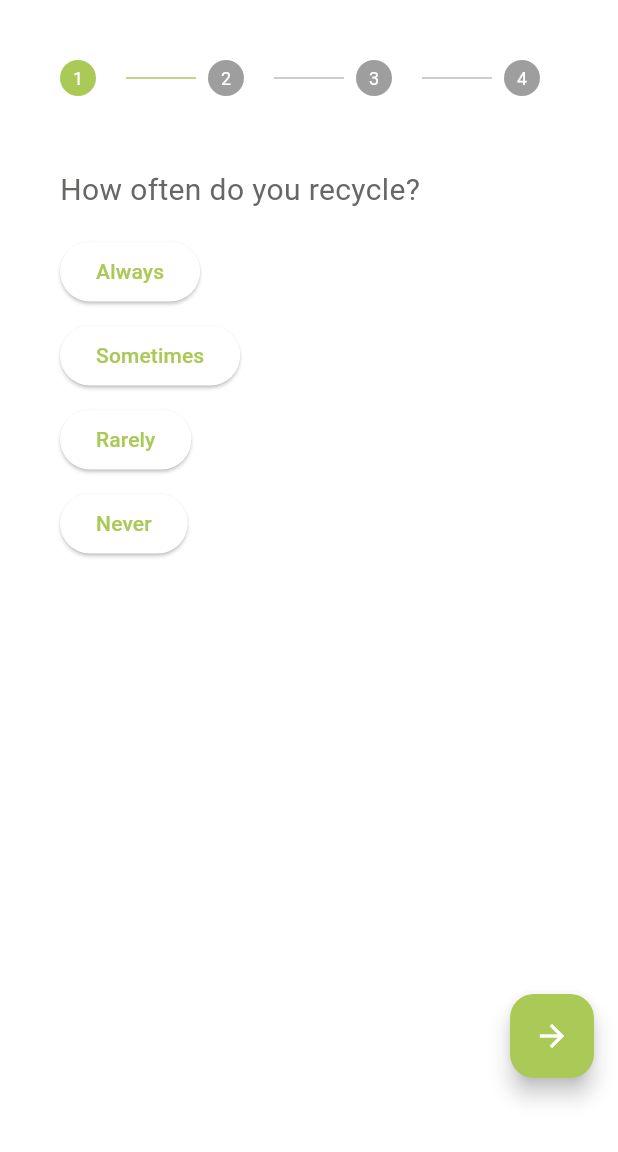
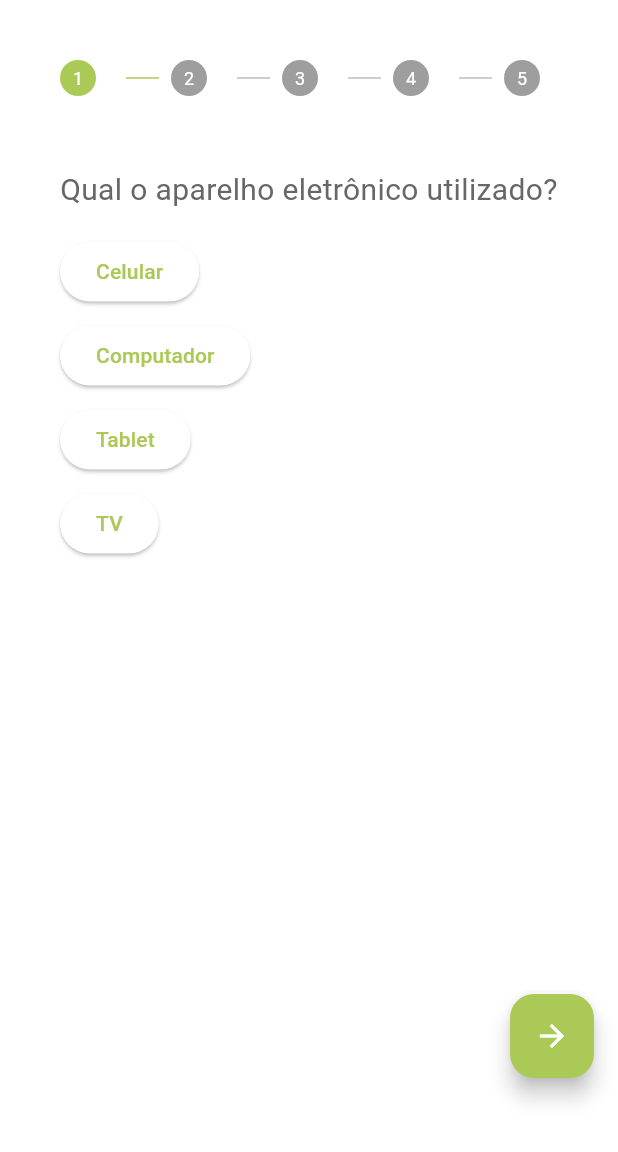
Before and after one commit to camiladiniz/meu_rastro_carbono_mobile, a Flutter app: the screen it shows after launch, on a phone screen of 412 x 824 dp, the part 84-1236 px from its top. Run offline on Flutter 3.47's test engine with Material 2 defaults, Android fonts, the phone set to English and light mode, and no system bars; our stand-ins replace flutter_modular.

Commit message:
Adicionado dialog de confirmação da resolução do formulario e componentizar processo

```diff
--- a/lib/ui/components/surveys/survey_question_widget.dart
+++ b/lib/ui/components/surveys/survey_question_widget.dart
@@ -35,8 +35,8 @@ class _SurveyQuestionWidgetState extends State<SurveyQuestionWidget> {
   }
   List<Widget> _buildAnswerButtons() {
     List<Widget> buttons = [];
-    for (int i = 0; i < widget.question.answers.length; i++) {
-      String answer = widget.question.answers[i].answer;
+    for (int i = 0; i < widget.question.answerOptions.length; i++) {
+      String answer = widget.question.answerOptions[i].answer;
       buttons.add(
         Padding(
           padding: const EdgeInsets.only(bottom: 8.0),
--- /dev/null
+++ b/lib/ui/components/surveys/survey_widget.dart
@@ -0,0 +1,136 @@
+import 'package:flutter/material.dart';
+import '../../widgets/models/surveys/survey_question_model.dart';
+import './survey_question_widget.dart';
+
+class SurveyWidget extends StatefulWidget {
+  final List<SurveyQuestionModel> surveyQuestions;
+
+  const SurveyWidget({super.key, required this.surveyQuestions});
+
+  @override
+  _SurveyWidgetState createState() => _SurveyWidgetState();
+}
+
+class _SurveyWidgetState extends State<SurveyWidget> {
+  int _currentPageIndex = 0;
+
+  void _goToNextPage(context) {
+    setState(() {
+      if (_currentPageIndex < widget.surveyQuestions.length - 1) {
+        _currentPageIndex++;
+      } else {
+        showAnswerSurveyDialog(context);
+      }
+    });
+  }
+
+  void showAnswerSurveyDialog(context) {
+    showDialog(
+      context: context,
+      builder: (_) => AlertDialog(
+        title: Text(
+          'Obrigada por informar!',
+          style: Theme.of(context).textTheme.titleMedium,
+          textAlign: TextAlign.center,
+        ),
+        content: Column(
+          mainAxisSize: MainAxisSize.min,
+          children: [
+            const Image(
+              image: AssetImage('lib/ui/assets/images/leaf.png'),
+              width: 115,
+            ),
+            const SizedBox(height: 15),
+            Text(
+              'Vou analisar suas respostas e te informar o tamanho da sua pegada de carbono, bem como recomendações de como minimizá-lá!',
+              style: Theme.of(context).textTheme.bodyMedium,
+              textAlign: TextAlign.center,
+            )
+          ],
+        ),
+        actions: [
+          TextButton(
+            onPressed: () => Navigator.pop(context),
+            child: const Text('OK'),
+          ),
+        ],
+      ),
+    );
+  }
+
+  void _goToPreviousPage() {
+    setState(() {
+      if (_currentPageIndex > 0) {
+        _currentPageIndex--;
+      }
+    });
+  }
+
+  @override
+  Widget build(BuildContext context) {
+    return Padding(
+      padding: const EdgeInsets.all(16.0),
+      child: Column(
+        crossAxisAlignment: CrossAxisAlignment.stretch,
+        children: [
+          Expanded(
+            flex: 5,
+            // height: 200,
+            child: Stepper(
+              elevation: 0,
+              currentStep: _currentPageIndex,
+              controlsBuilder: (context, controller) {
+                return const SizedBox.shrink();
+              },
+              // onStepContinue: _goToNextPage,
+              type: StepperType.horizontal,
+              steps: List.generate(
+                widget.surveyQuestions.length,
+                (index) => Step(
+                  title: const Text(''),
+                  isActive: _currentPageIndex >= index,
+                  content: Row(
+                    children: [
+                      Expanded(
+                        flex: 5,
+                        child: SurveyQuestionWidget(
+                          question: widget.surveyQuestions[_currentPageIndex],
+                          onAnswered: () {
+                            print('respondido');
+                          },
+                        ),
+                      )
+                    ],
+                  ),
+                ),
+              ),
+            ),
+          ),
+          Expanded(
+            flex: 1,
+            child: Row(
+              mainAxisAlignment: MainAxisAlignment.spaceBetween,
+              children: [
+                Visibility(
+                  visible: _currentPageIndex > 0,
+                  child: FloatingActionButton(
+                    heroTag: 'btn_previous_page',
+                    onPressed: _goToPreviousPage,
+                    child: const Icon(Icons.arrow_back),
+                  ),
+                ),
+                FloatingActionButton(
+                  heroTag: 'btn_next_page',
+                  onPressed: () => _goToNextPage(context),
+                  child: Icon(_currentPageIndex < widget.surveyQuestions.length - 1
+                      ? Icons.arrow_forward
+                      : Icons.check),
+                ),
+              ],
+            ),
+          ),
+        ],
+      ),
+    );
+  }
+}
--- a/lib/ui/pages/survey_page.dart
+++ b/lib/ui/pages/survey_page.dart
@@ -1,8 +1,7 @@
 import 'package:flutter/material.dart';
+import 'package:meu_rastro_carbono/ui/components/surveys/survey_widget.dart';
 import 'package:meu_rastro_carbono/ui/widgets/models/surveys/survey_answer_model.dart';
 import 'package:meu_rastro_carbono/ui/widgets/models/surveys/survey_question_model.dart';
-
-import '../components/surveys/survey_question_widget.dart';
 
 class SurveyPage extends StatefulWidget {
   @override
@@ -10,97 +9,52 @@ class SurveyPage extends StatefulWidget {
 }
 
 class _SurveyPageState extends State<SurveyPage> {
-  int _currentPageIndex = 0;
   final List<SurveyQuestionModel> _surveyQuestions = [
     SurveyQuestionModel(
-      question: 'How often do you recycle?',
-      answers: [
-        SurveyAnswerModel(answer: 'Always', value: 3),
-        SurveyAnswerModel(answer: 'Sometimes', value: 2),
-        SurveyAnswerModel(answer: 'Rarely', value: 1),
-        SurveyAnswerModel(answer: 'Never', value: 0),
+      question: 'Qual o aparelho eletrônico utilizado?',
+      questionType: SurveyQuestionType.option,
+      answerOptions: [
+        SurveyAnswerModel(answer: 'Celular', imagePath: '', value: 0),
+        SurveyAnswerModel(answer: 'Computador', imagePath: '', value: 1),
+        SurveyAnswerModel(answer: 'Tablet', imagePath: '', value: 2),
+        SurveyAnswerModel(answer: 'TV', imagePath: '', value: 3),
       ],
+      answerPrefix: '',
+      answerSuffix: ''
     ),
     SurveyQuestionModel(
-      question: 'Do you use reusable bags when shopping?',
-      answers: [
-        SurveyAnswerModel(answer: 'Always', value: 3),
-        SurveyAnswerModel(answer: 'Sometimes', value: 2),
-        SurveyAnswerModel(answer: 'Rarely', value: 1),
-        SurveyAnswerModel(answer: 'Never', value: 0),
-      ],
+      question: 'Qual a marca do dispositivo?',
+      questionType: SurveyQuestionType.anyText,
+      answerOptions: [],
+      answerPrefix: '',
+      answerSuffix: ''
     ),
     SurveyQuestionModel(
-      question: 'Do you use public transportation?',
-      answers: [
-        SurveyAnswerModel(answer: 'Always', value: 3),
-        SurveyAnswerModel(answer: 'Sometimes', value: 2),
-        SurveyAnswerModel(answer: 'Rarely', value: 1),
-        SurveyAnswerModel(answer: 'Never', value: 0),
-      ],
+      question: 'Qual o modelo do dispositivo?',
+      questionType: SurveyQuestionType.anyText,
+      answerOptions: [],
+      answerPrefix: '',
+      answerSuffix: ''
     ),
     SurveyQuestionModel(
-      question: 'Do you turn off lights when leaving a room?',
-      answers: [
-        SurveyAnswerModel(answer: 'Always', value: 3),
-        SurveyAnswerModel(answer: 'Sometimes', value: 2),
-        SurveyAnswerModel(answer: 'Rarely', value: 1),
-        SurveyAnswerModel(answer: 'Never', value: 0),
+      question: 'O equipamento foi utilizado por',
+      questionType: SurveyQuestionType.anyNumber,
+      answerOptions: [],
+      answerPrefix: '',
+      answerSuffix: 'minutos'
+    ),
+    SurveyQuestionModel(
+      question: 'Qual foi a fonte de energia utilizada?',
+      questionType: SurveyQuestionType.option,
+      answerOptions: [
+        SurveyAnswerModel(answer: 'Eletricidade', imagePath: '', value: 0),
+        SurveyAnswerModel(answer: 'Energia Solar', imagePath: '', value: 1),
+        SurveyAnswerModel(answer: 'Bateria', imagePath: '', value: 2),
       ],
+      answerPrefix: '',
+      answerSuffix: ''
     ),
   ];
-  void _goToNextPage(context) {
-    setState(() {
-      if (_currentPageIndex < _surveyQuestions.length - 1) {
-        _currentPageIndex++;
-      } else {
-        showAnswerSurveyDialog(context);
-      }
-    });
-  }
-
-  void showAnswerSurveyDialog(context) {
-    showDialog(
-      context: context,
-      builder: (_) => AlertDialog(
-        title: Text(
-          'Obrigada por informar!',
-          style: Theme.of(context).textTheme.titleMedium,
-          textAlign: TextAlign.center,
-        ),
-        content: Column(
-          mainAxisSize: MainAxisSize.min,
-          // crossAxisAlignment: CrossAxisAlignment.center,
-          children: [
-            const Image(
-              image: AssetImage('lib/ui/assets/images/leaf.png'),
-              width: 115,
-            ),
-            const SizedBox(height: 15),
-            Text(
-              'Vou analisar suas respostas e te informar o tamanho da sua pegada de carbono, bem como recomendações de como minimizá-lá!',
-              style: Theme.of(context).textTheme.bodyMedium,
-              textAlign: TextAlign.center,
-            )
-          ],
-        ),
-        actions: [
-          TextButton(
-            onPressed: () => Navigator.pop(context),
-            child: const Text('OK'),
-          ),
-        ],
-      ),
-    );
-  }
-
-  void _goToPreviousPage() {
-    setState(() {
-      if (_currentPageIndex > 0) {
-        _currentPageIndex--;
-      }
-    });
-  }
 
   @override
   Widget build(BuildContext context) {
@@ -113,70 +67,7 @@ class _SurveyPageState extends State<SurveyPage> {
         centerTitle: true,
         backgroundColor: Colors.green,
       ),
-      body: Padding(
-        padding: const EdgeInsets.all(16.0),
-        child: Column(
-          crossAxisAlignment: CrossAxisAlignment.stretch,
-          children: [
-            Expanded(
-              flex: 5,
-              // height: 200,
-              child: Stepper(
-                elevation: 0,
-                currentStep: _currentPageIndex,
-                controlsBuilder: (context, controller) {
-                  return const SizedBox.shrink();
-                },
-                // onStepContinue: _goToNextPage,
-                type: StepperType.horizontal,
-                steps: List.generate(
-                  _surveyQuestions.length,
-                  (index) => Step(
-                    title: const Text(''),
-                    isActive: _currentPageIndex >= index,
-                    content: Row(
-                      children: [
-                        Expanded(
-                          flex: 5,
-                          child: SurveyQuestionWidget(
-                            question: _surveyQuestions[_currentPageIndex],
-                            onAnswered: () {
-                              print('respondido');
-                            },
-                          ),
-                        )
-                      ],
-                    ),
-                  ),
-                ),
-              ),
-            ),
-            Expanded(
-              flex: 1,
-              child: Row(
-                mainAxisAlignment: MainAxisAlignment.spaceBetween,
-                children: [
-                  Visibility(
-                    visible: _currentPageIndex > 0,
-                    child: FloatingActionButton(
-                      heroTag: 'btn_previous_page',
-                      onPressed: _goToPreviousPage,
-                      child: const Icon(Icons.arrow_back),
-                    ),
-                  ),
-                  FloatingActionButton(
-                    heroTag: 'btn_next_page',
-                    onPressed: () => _goToNextPage(context),
-                    child: Icon(_currentPageIndex < _surveyQuestions.length - 1
-                        ? Icons.arrow_forward
-                        : Icons.check),
-                  ),
-                ],
-              ),
-            ),
-          ],
-        ),
-      ),
+      body: SurveyWidget(surveyQuestions: _surveyQuestions,)
     );
   }
 }
--- a/lib/ui/widgets/models/surveys/survey_answer_model.dart
+++ b/lib/ui/widgets/models/surveys/survey_answer_model.dart
@@ -1,6 +1,8 @@
 class SurveyAnswerModel {
   final String answer;
+  final String imagePath;
   final int value;
 
-  SurveyAnswerModel({required this.answer, required this.value});
+  SurveyAnswerModel(
+      {required this.answer, required this.imagePath, required this.value});
 }
--- a/lib/ui/widgets/models/surveys/survey_question_model.dart
+++ b/lib/ui/widgets/models/surveys/survey_question_model.dart
@@ -2,6 +2,17 @@ import 'survey_answer_model.dart';
 
 class SurveyQuestionModel {
   final String question;
-  final List<SurveyAnswerModel> answers;
-  SurveyQuestionModel({required this.question, required this.answers});
+  final SurveyQuestionType questionType;
+  final List<SurveyAnswerModel> answerOptions;
+  final String answerPrefix;
+  final String answerSuffix;
+
+  SurveyQuestionModel(
+      {required this.question,
+      required this.questionType,
+      required this.answerOptions,
+      required this.answerPrefix,
+      required this.answerSuffix});
 }
+
+enum SurveyQuestionType { textAndImage, anyNumber, anyText, option }
```
